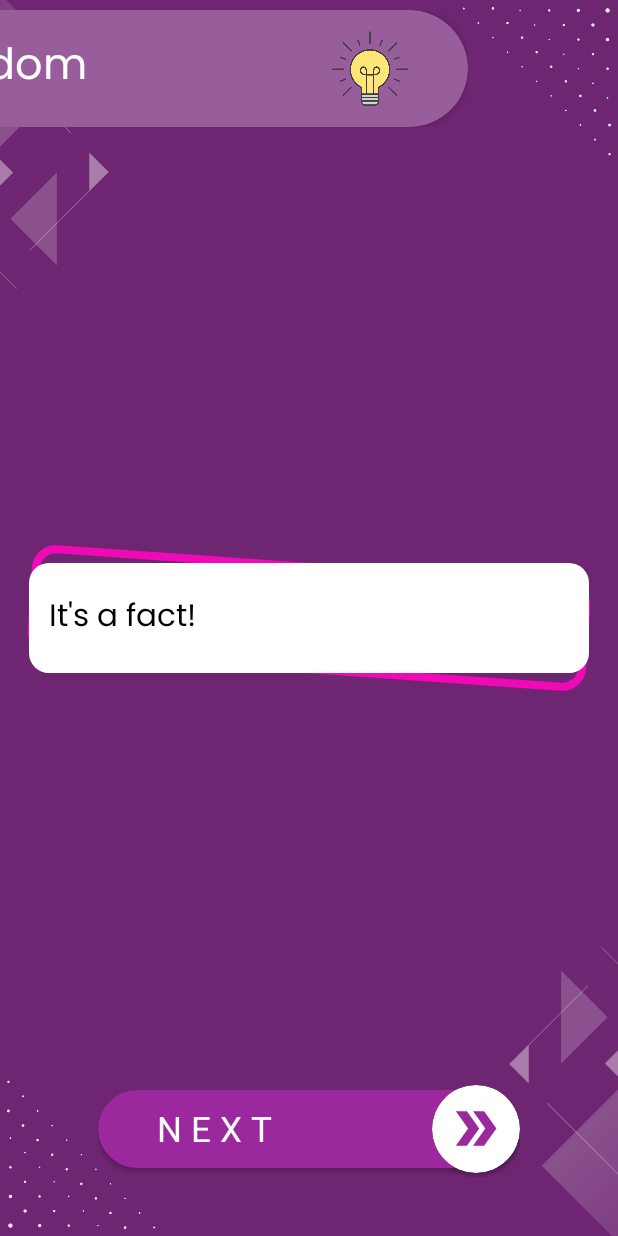
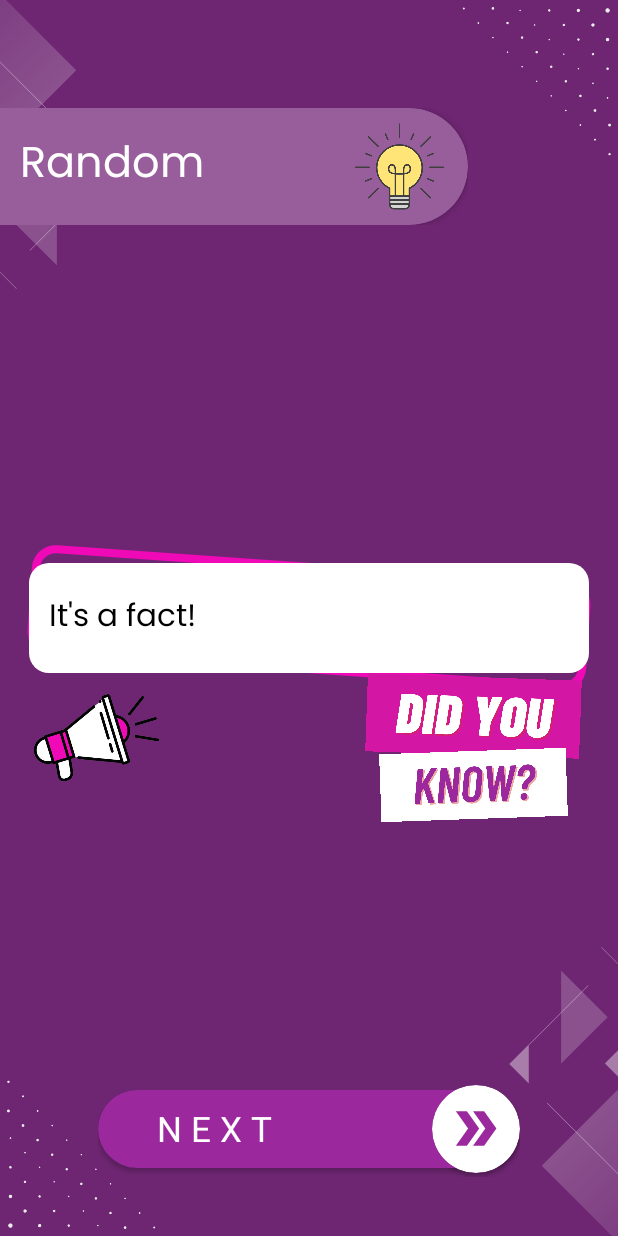
Before and after one commit to GauravKhalapurkar/facts-android-app, an Android app: the screen it shows after launch (FactsActivity), after a tap on "Random", on a phone screen of 412 x 824 dp. Run offline under Robolectric (Android 15) with nearby library versions, the phone set to English and light mode, and no system bars; our stand-ins replace Volley, sdp/ssp sizes; network calls fail.

Commit message:
Facts activity matched to the design.

```diff
--- a/app/src/main/res/layout/activity_facts.xml
+++ b/app/src/main/res/layout/activity_facts.xml
@@ -62,7 +62,8 @@
         android:id="@+id/relativeCategory"
         android:layout_width="@dimen/_300sdp"
         android:layout_height="@dimen/_70sdp"
-        android:layout_marginStart="@dimen/_minus60sdp">
+        android:layout_marginStart="@dimen/_minus60sdp"
+        android:layout_marginTop="@dimen/_50sdp">
 
         <RelativeLayout
             android:layout_width="match_parent"
@@ -80,14 +81,15 @@
             <RelativeLayout
                 android:layout_width="match_parent"
                 android:layout_height="@dimen/_100sdp"
-                android:paddingLeft="@dimen/_10sdp"
-                android:elevation="@dimen/_2sdp">
+                android:elevation="@dimen/_2sdp"
+                android:paddingLeft="@dimen/_10sdp">
 
                 <TextView
                     android:id="@+id/txtCategoryName"
                     android:layout_width="wrap_content"
                     android:layout_height="wrap_content"
                     android:layout_centerVertical="true"
+                    android:layout_marginLeft="@dimen/_60sdp"
                     android:fontFamily="@font/regular"
                     android:text="Random"
                     android:textColor="@color/white"
@@ -95,14 +97,11 @@
 
                 <ImageView
                     android:id="@+id/imgCategoryImg"
-                    android:layout_width="@dimen/_80sdp"
-                    android:layout_height="@dimen/_80sdp"
+                    android:layout_width="@dimen/_70sdp"
+                    android:layout_height="@dimen/_60sdp"
                     android:layout_alignParentEnd="true"
                     android:layout_centerVertical="true"
-                    android:layout_marginStart="@dimen/_10sdp"
-                    android:layout_marginTop="@dimen/_10sdp"
-                    android:layout_marginEnd="@dimen/_10sdp"
-                    android:layout_marginBottom="@dimen/_10sdp"
+                    android:layout_marginVertical="@dimen/_7sdp"
                     android:src="@drawable/healthy" />
 
             </RelativeLayout>
@@ -159,6 +158,7 @@
 
     <!--Facts-->
     <RelativeLayout
+        android:id="@+id/relativeFacts"
         android:layout_width="match_parent"
         android:layout_height="wrap_content"
         android:layout_centerInParent="true">
@@ -216,4 +216,56 @@
 
     </RelativeLayout>
 
+    <!--Speaker & Do you know?-->
+    <RelativeLayout
+        android:layout_width="match_parent"
+        android:layout_height="wrap_content"
+        android:layout_below="@+id/relativeFacts"
+        android:layout_marginHorizontal="@dimen/_14sdp"
+        android:layout_marginTop="@dimen/_minus18sdp">
+
+        <!--Speaker-->
+        <RelativeLayout
+            android:layout_width="wrap_content"
+            android:layout_height="wrap_content"
+            android:layout_alignParentStart="true">
+
+            <ImageView
+                android:layout_width="@dimen/_70sdp"
+                android:layout_height="@dimen/_70sdp"
+                android:src="@drawable/speaker"/>
+
         </RelativeLayout>
+
+        <!--Do you know?-->
+        <RelativeLayout
+            android:layout_width="wrap_content"
+            android:layout_height="wrap_content"
+            android:layout_alignParentEnd="true">
+
+            <ImageView
+                android:id="@+id/imgDoYou"
+                android:layout_width="@dimen/_110sdp"
+                android:layout_height="@dimen/_40sdp"
+                android:src="@drawable/do_you"
+                android:rotation="2"
+                android:layout_marginTop="@dimen/_5sdp"
+                android:layout_marginHorizontal="@dimen/_5sdp"/>
+
+            <ImageView
+                android:id="@+id/imgKnow"
+                android:layout_width="@dimen/_100sdp"
+                android:layout_height="@dimen/_35sdp"
+                android:layout_below="@+id/imgDoYou"
+                android:src="@drawable/know"
+                android:rotation="-2"
+                android:layout_marginTop="@dimen/_minus2sdp"
+                android:layout_marginBottom="@dimen/_5sdp"
+                android:layout_marginHorizontal="@dimen/_5sdp"
+                android:layout_centerHorizontal="true"/>
+
+        </RelativeLayout>
+
+    </RelativeLayout>
+
+</RelativeLayout>
```
Also changed, not shown: app/src/main/res/drawable/do_you.png (added), app/src/main/res/drawable/know.png (added), app/src/main/res/drawable/speaker.png (added). Lines whose indentation alone changed are shown as unchanged.
